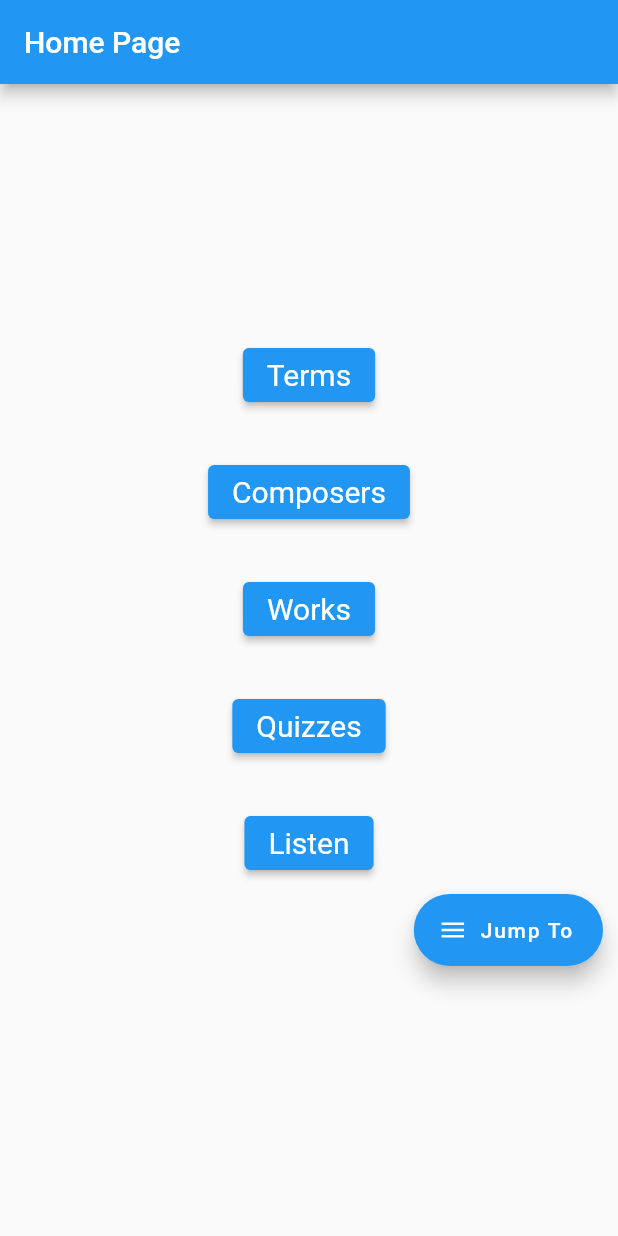
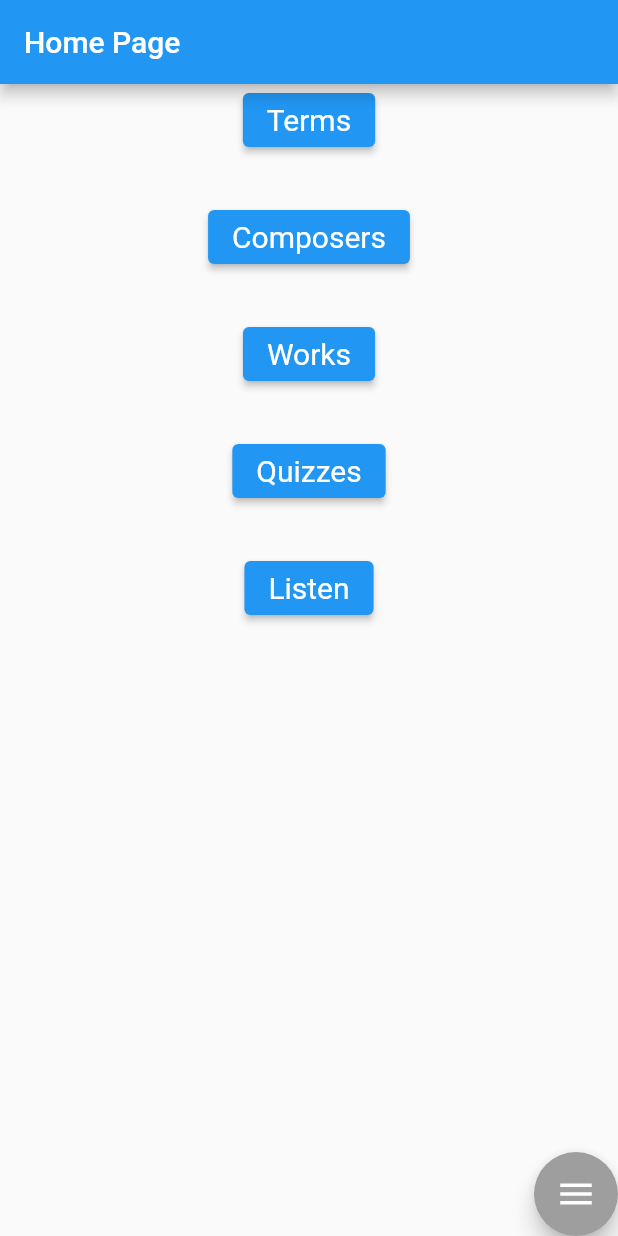
Before and after one commit to Alex-Laney/JuniorDesign2329, a Flutter app: the screen it shows after launch, on a phone screen of 412 x 824 dp. Run offline on Flutter 3.47's test engine with Material 2 defaults, Android fonts, the phone set to English and light mode, and no system bars; drawn by our look-alikes of flutter_speed_dial.

Commit message:
Revert "Add separate method for build speed dial"
This reverts commit 0fc723c2ca475f8317ff3b5480e4aaf0c921fb29.

```diff
--- a/lib/main.dart
+++ b/lib/main.dart
@@ -36,64 +36,6 @@ class MainScreen extends StatelessWidget {
   Widget build(BuildContext context) {
     final ButtonStyle style =
         ElevatedButton.styleFrom(textStyle: const TextStyle(fontSize: 20));
-
-    SpeedDial buildSpeedDialMainMenu() {
-      return SpeedDial(
-        animatedIcon: AnimatedIcons.menu_close,
-        animatedIconTheme: const IconThemeData(size: 20.0),
-        label: const Text('Jump To'),
-        children: [
-          SpeedDialChild(
-            child: const Icon(Icons.book, color: Colors.black),
-            backgroundColor: Colors.red[iconColor],
-            onTap: () => Navigator.pushNamed(context, '/terms'),
-            label: 'Musical Terms',
-            labelStyle: const TextStyle(
-                fontWeight: FontWeight.w500, color: Colors.white),
-            labelBackgroundColor: Colors.black,
-          ),
-          SpeedDialChild(
-            child: const Icon(Icons.quiz, color: Colors.black),
-            backgroundColor: Colors.green[iconColor],
-            onTap: () => Navigator.pushNamed(context, '/quizzes'),
-            label: 'Quizzes',
-            labelStyle: const TextStyle(
-                fontWeight: FontWeight.w500, color: Colors.white),
-            labelBackgroundColor: Colors.black,
-          ),
-          SpeedDialChild(
-            child: const Icon(Icons.music_note, color: Colors.black),
-            backgroundColor: Colors.blue[iconColor],
-            onTap: () => Navigator.pushNamed(context, '/works'),
-            label: 'Music',
-            labelStyle: const TextStyle(
-                fontWeight: FontWeight.w500, color: Colors.white),
-            labelBackgroundColor: Colors.black,
-          ),
-          SpeedDialChild(
-            child: const Icon(Icons.person, color: Colors.black),
-            backgroundColor: Colors.yellow[iconColor],
-            onTap: () => Navigator.pushNamed(context, '/composers'),
-            label: 'Composers',
-            labelStyle: const TextStyle(
-                fontWeight: FontWeight.w500, color: Colors.white),
-            labelBackgroundColor: Colors.black,
-          ),
-        ],
-      );
-    }
-
-    Widget buildBottomButtonMainMenuSection = Row(
-      children: [
-        Expanded(
-          child: Container(
-            alignment: Alignment.bottomRight,
-              padding: const EdgeInsets.all(10.0),
-              child: buildSpeedDialMainMenu()),
-        ),
-      ],
-    );
-
     return Scaffold(
       appBar: AppBar(
         title: const Text('Home Page'),
@@ -141,7 +83,60 @@ class MainScreen extends StatelessWidget {
               },
               child: const Text('Listen'),
             ),
-            buildBottomButtonMainMenuSection
+            Expanded(
+                child: Align(
+                    alignment: Alignment.bottomRight,
+                    child: SpeedDial(
+                      animatedIcon: AnimatedIcons.menu_close,
+                      animatedIconTheme: const IconThemeData(size: 28.0),
+                      backgroundColor: Colors.grey,
+                      visible: true,
+                      curve: Curves.bounceInOut,
+
+                      children: [
+                        SpeedDialChild(
+                          child: const Icon(Icons.book,
+                              color: Colors.black),
+                          backgroundColor: Colors.red[iconColor],
+                          onTap: () => Navigator.pushNamed(context, '/terms'),
+                          label: 'Musical Terms',
+                          labelStyle: const TextStyle(
+                              fontWeight: FontWeight.w500, color: Colors.white),
+                          labelBackgroundColor: Colors.black,
+                        ),
+                        SpeedDialChild(
+                          child: const Icon(Icons.quiz,
+                              color: Colors.black),
+                          backgroundColor: Colors.green[iconColor],
+                          onTap: () => Navigator.pushNamed(context, '/quizzes'),
+                          label: 'Quizzes',
+                          labelStyle: const TextStyle(
+                              fontWeight: FontWeight.w500, color: Colors.white),
+                          labelBackgroundColor: Colors.black,
+                        ),
+                        SpeedDialChild(
+                          child: const Icon(Icons.music_note,
+                              color: Colors.black),
+                          backgroundColor: Colors.blue[iconColor],
+                          onTap: () => Navigator.pushNamed(context, '/works'),
+                          label: 'Music',
+                          labelStyle: const TextStyle(
+                              fontWeight: FontWeight.w500, color: Colors.white),
+                          labelBackgroundColor: Colors.black,
+                        ),
+                        SpeedDialChild(
+                          child: const Icon(Icons.person,
+                              color: Colors.black),
+                          backgroundColor: Colors.yellow[iconColor],
+                          onTap: () =>
+                              Navigator.pushNamed(context, '/composers'),
+                          label: 'Composers',
+                          labelStyle: const TextStyle(
+                              fontWeight: FontWeight.w500, color: Colors.white),
+                          labelBackgroundColor: Colors.black,
+                        ),
+                      ],
+                    ))),
           ],
         ),
       ),
```
